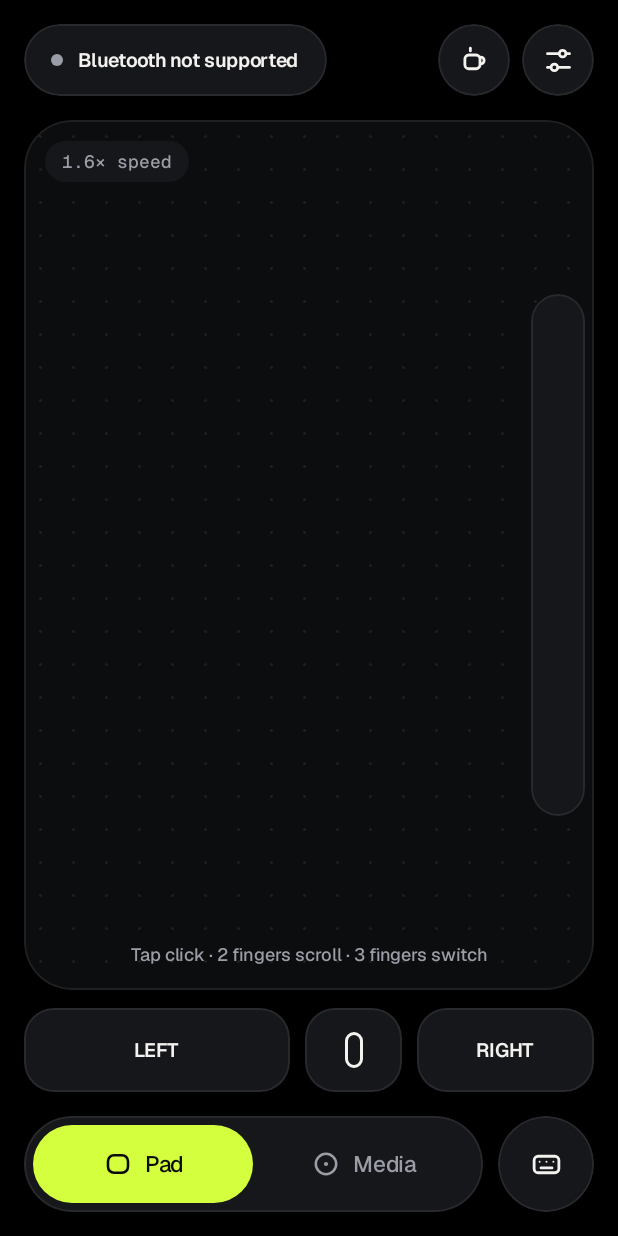
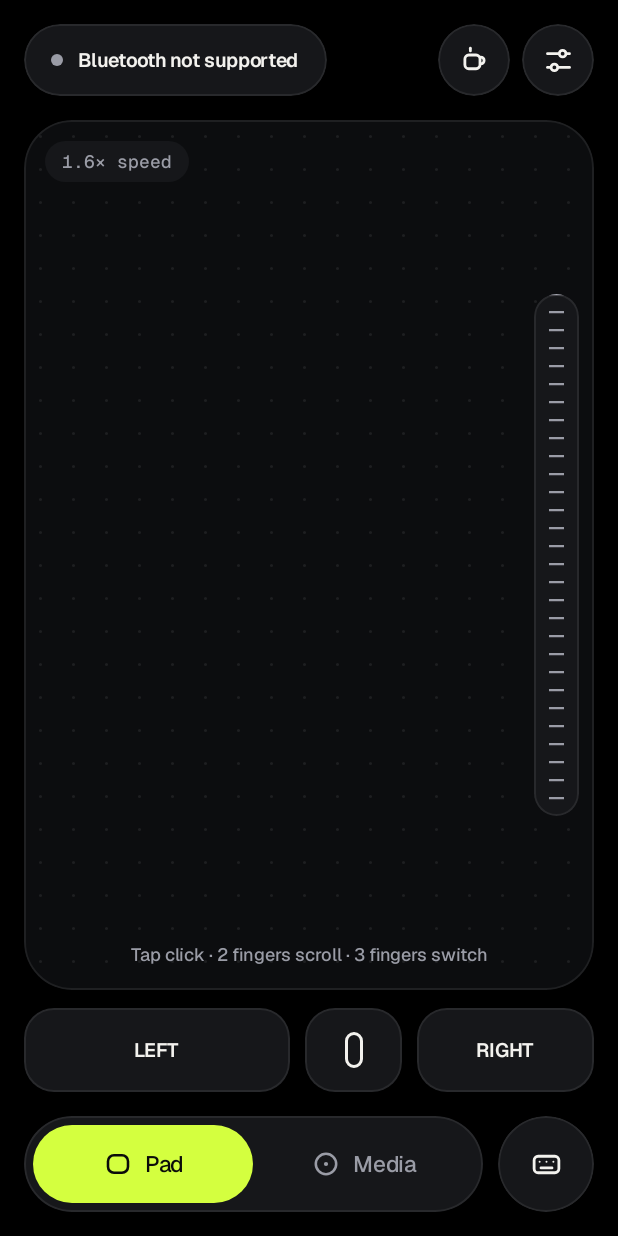
Before and after one commit to yashraj-shitole/Glidr, an Android app built with Jetpack Compose: the screen it shows after launch (MainActivity), on a phone screen of 412 x 824 dp. Run offline under Robolectric (Android 15) with nearby library versions, the phone set to English and light mode, and no system bars.

Commit message:
Rebuild scroll strip like the mockup and exclude it from the system back gesture
Co-Authored-By: Claude Sonnet 5.5 <noreply@anthropic.com>

```diff
--- a/app/src/main/java/com/yashraj/glidr/ui/pad/PadScreen.kt
+++ b/app/src/main/java/com/yashraj/glidr/ui/pad/PadScreen.kt
@@ -2,6 +2,15 @@ package com.yashraj.glidr.ui.pad
 
 import androidx.compose.animation.core.Animatable
 import androidx.compose.foundation.Canvas
+import androidx.compose.ui.platform.LocalDensity
+import androidx.compose.ui.geometry.Rect
+import androidx.compose.foundation.systemGestureExclusion
+import com.yashraj.glidr.ui.motionSpec
+import androidx.compose.ui.graphics.graphicsLayer
+import androidx.compose.ui.draw.drawBehind
+import androidx.compose.runtime.mutableFloatStateOf
+import androidx.compose.animation.core.animateFloatAsState
+import androidx.compose.animation.animateColorAsState
 import androidx.compose.foundation.background
 import androidx.compose.foundation.border
 import androidx.compose.foundation.gestures.awaitEachGesture
@@ -76,6 +85,10 @@ fun PadSurface(engine: HidEngine, settings: Settings, keepAwakeChip: String?, on
             .pointerInput(settings.tapToClick, level, settings.hapticScroll) {
                 awaitEachGesture {
                     val first = awaitFirstDown(requireUnconsumed = false)
+                    val zone = STRIP_ZONE_DP.dp.toPx()
+                    val inStripX = if (settings.leftHanded) first.position.x < zone else first.position.x > size.width - zone
+                    val inStripY = first.position.y > size.height * 0.2f && first.position.y < size.height * 0.8f
+                    if (inStripX && inStripY) return@awaitEachGesture
                     onTouch(true)
                     engine.touchStart()
                     glow = first.position
@@ -179,24 +192,91 @@ fun PadSurface(engine: HidEngine, settings: Settings, keepAwakeChip: String?, on
         }
         Label(stringResource(R.string.pad_hint), Modifier.align(Alignment.BottomCenter).padding(bottom = 16.dp), c.dim, Glidr.type.small)
 
-        // Scroll strip on the dominant-hand edge side.
+        // Scroll strip, 10dp from the edge of the dominant hand, like the mockup.
+        ScrollStrip(
+            engine, settings, onTouch,
+            Modifier.align(if (settings.leftHanded) Alignment.CenterStart else Alignment.CenterEnd)
+                .padding(horizontal = 1.dp).fillMaxHeight(0.6f),
+        )
+    }
+}
+
+/**
+ * Vertical scroll strip: ticks move with the finger, the pill widens and takes the accent border while held.
+ * It is a sibling target of the pad, so the pad ignores touches that start inside [STRIP_ZONE_DP].
+ */
+@Composable
+private fun ScrollStrip(engine: HidEngine, settings: Settings, onTouch: (Boolean) -> Unit, modifier: Modifier) {
+    val c = Glidr.colors
+    val ctx = LocalContext.current
+    val haptics = remember { Haptics(ctx) }
+    val level = settings.haptics
+    var pressed by remember { mutableStateOf(false) }
+    var offset by remember { mutableFloatStateOf(0f) }
+    val widen by animateFloatAsState(if (pressed) 1.18f else 1f, motionSpec(), label = "strip")
+    val borderColor by animateColorAsState(if (pressed) c.accent else c.line, motionSpec(), label = "stripBorder")
+    val shape = RoundedCornerShape(15.dp)
+    val density = LocalDensity.current
+    Box(
+        modifier.width(STRIP_ZONE_DP.dp).semantics { contentDescription = "Scroll strip" }
+            // Keep Android's edge back gesture off the strip. The system honours at most ~200dp per edge,
+            // so the exclusion covers the middle of the strip.
+            .systemGestureExclusion { coords ->
+                val max = with(density) { 200.dp.toPx() }
+                val h = coords.size.height.toFloat()
+                val top = ((h - max) / 2f).coerceAtLeast(0f)
+                Rect(0f, top, coords.size.width.toFloat(), top + minOf(h, max))
+            }
+            .pointerInput(level, settings.hapticScroll) {
+                val tick = 12.dp.toPx()
+                awaitEachGesture {
+                    val down = awaitFirstDown(requireUnconsumed = false)
+                    down.consume()
+                    pressed = true
+                    onTouch(true)
+                    engine.touchStart()
+                    var lastY = down.position.y
+                    var held = true
+                    while (held) {
+                        val ev = awaitPointerEvent()
+                        val ch = ev.changes.firstOrNull { it.id == down.id }
+                        if (ch == null || !ch.pressed) {
+                            held = false
+                        } else {
+                            val dy = ch.position.y - lastY
+                            lastY = ch.position.y
+                            if (dy != 0f) {
+                                offset = (offset + dy) % tick
+                                if (engine.scrollBy(0f, dy) > 0 && settings.hapticScroll) haptics.play(Haptic.Tick, level)
+                            }
+                            ch.consume()
+                        }
+                    }
+                    pressed = false
+                    engine.touchEnd()
+                    onTouch(false)
+                }
+            },
+        contentAlignment = Alignment.Center,
+    ) {
         Box(
-            Modifier.align(if (settings.leftHanded) Alignment.CenterStart else Alignment.CenterEnd)
-                .padding(horizontal = 6.dp).fillMaxHeight(0.6f).width(36.dp)
-                .clip(RoundedCornerShape(18.dp)).background(c.s2).border(1.dp, c.line, RoundedCornerShape(18.dp))
-                .pointerInput(level, settings.hapticScroll) {
-                    detectDragGestures(
-                        onDragStart = { engine.touchStart(); onTouch(true) },
-                        onDragEnd = { engine.touchEnd(); onTouch(false) },
-                        onDragCancel = { engine.touchEnd(); onTouch(false) },
-                    ) { ch, drag ->
-                        ch.consume()
-                        if (engine.scrollBy(0f, drag.y) > 0 && settings.hapticScroll) haptics.play(Haptic.Tick, level)
+            Modifier.width(30.dp).fillMaxHeight().graphicsLayer { scaleX = widen }
+                .clip(shape).background(c.s2).border(1.dp, borderColor, shape)
+                .drawBehind {
+                    val step = 12.dp.toPx()
+                    val len = 10.dp.toPx()
+                    val x0 = (size.width - len) / 2f
+                    var y = ((offset % step) + step) % step
+                    while (y < size.height) {
+                        drawLine(c.dim, Offset(x0, y), Offset(x0 + len, y), strokeWidth = 1.5.dp.toPx())
+                        y += step
                     }
                 },
         )
     }
 }
+
+private const val STRIP_ZONE_DP = 48
 
 @Composable
 fun MouseButtons(engine: HidEngine, settings: Settings, modifier: Modifier = Modifier) {
```
